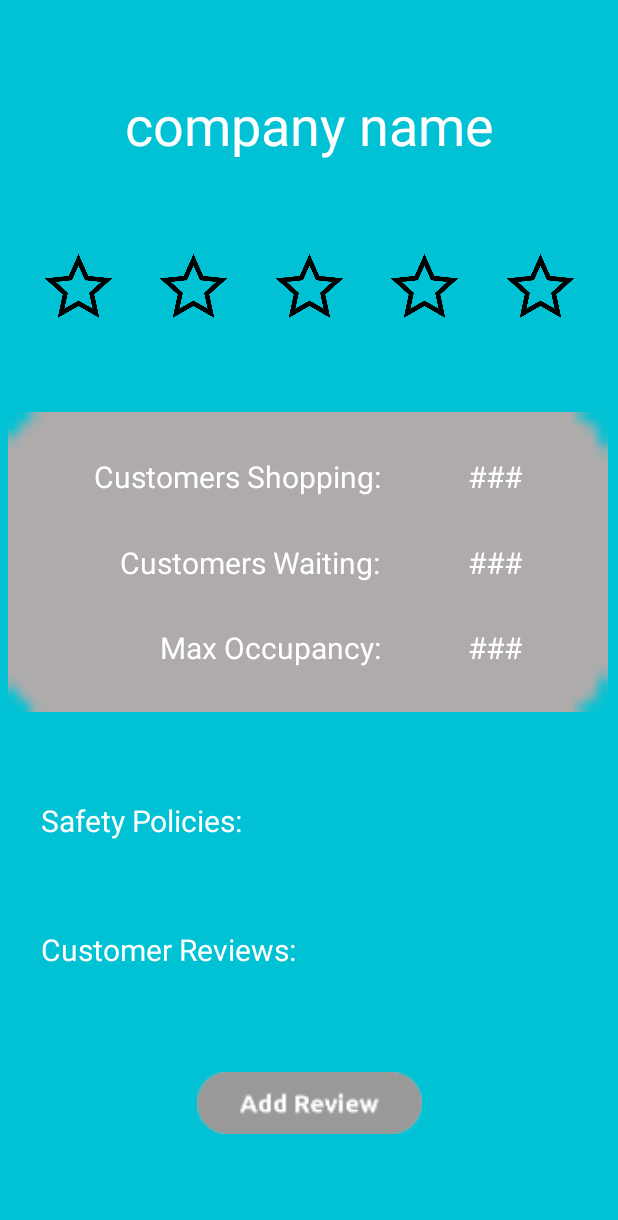
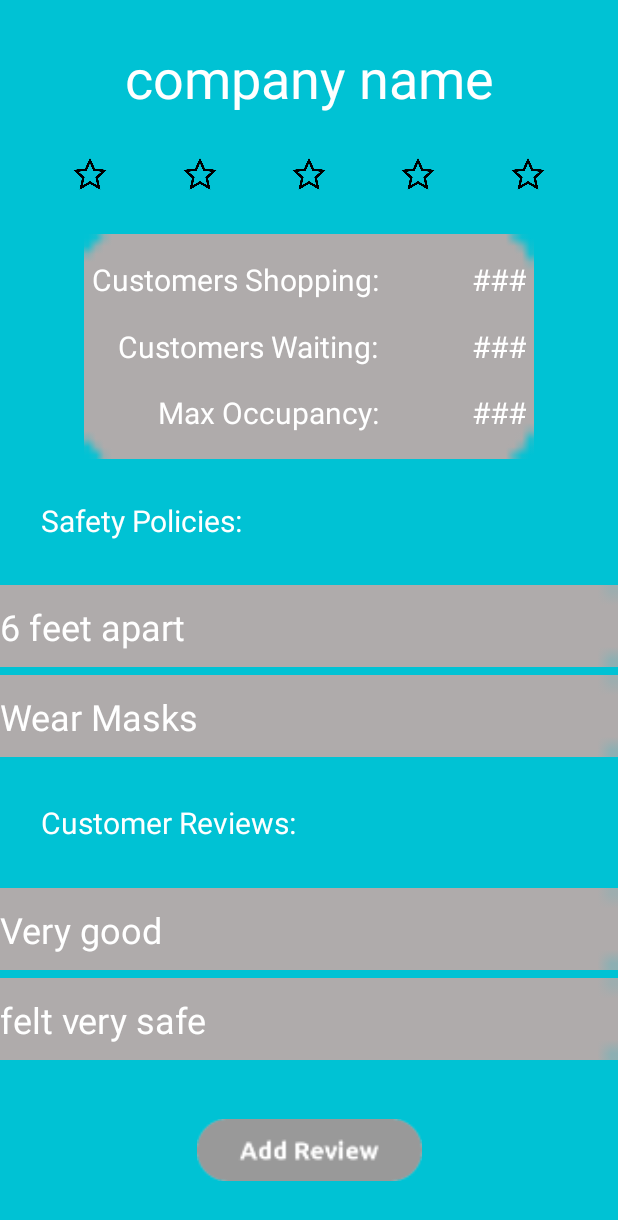
Before and after one commit to FuadYoussef/SafeShop, an Android app: the DisplayBusinessInfoActivity screen opened directly, with no data from a screen before it, on a phone screen of 412 x 824 dp. Shown: the top 1220 px of the screen. Run offline under Robolectric (Android 15) with nearby library versions, the phone set to English and light mode, and no system bars.

Commit message:
added recyclerviews into business info

```diff
--- a/app/src/main/java/tech/youssef/safeshop/AddReviewActivity.java
+++ b/app/src/main/java/tech/youssef/safeshop/AddReviewActivity.java
@@ -33,7 +33,6 @@ public class AddReviewActivity extends AppCompatActivity {
         if(extras != null) {
             companyName = extras.getString("name");
             companyNameTv.setText(companyName);
-
         }
 
     }
--- a/app/src/main/java/tech/youssef/safeshop/DisplayBusinessInfoActivity.java
+++ b/app/src/main/java/tech/youssef/safeshop/DisplayBusinessInfoActivity.java
@@ -1,14 +1,64 @@
 package tech.youssef.safeshop;
 
 import androidx.appcompat.app.AppCompatActivity;
+import androidx.recyclerview.widget.LinearLayoutManager;
+import androidx.recyclerview.widget.RecyclerView;
 
+import android.content.Intent;
 import android.os.Bundle;
+import android.view.View;
+import android.widget.TextView;
+
+import java.util.ArrayList;
 
 public class DisplayBusinessInfoActivity extends AppCompatActivity {
+    String companyName;
+    TextView companyNameTv;
+    private RecyclerView policyRecyclerView;
+    private RecyclerView.Adapter policyAdapter;
+    private RecyclerView.LayoutManager policyLayoutManager;
+
+    private RecyclerView reviewRecyclerView;
+    private RecyclerView.Adapter reviewAdapter;
+    private RecyclerView.LayoutManager reviewLayoutManager;
+
 
     @Override
     protected void onCreate(Bundle savedInstanceState) {
         super.onCreate(savedInstanceState);
         setContentView(R.layout.activity_display_business_info);
+        companyNameTv = findViewById(R.id.businessNameLabel);
+        Bundle extras = getIntent().getExtras();
+        if(extras != null) {
+            companyName = extras.getString("name");
+            companyNameTv.setText(companyName);
+        }
+        ArrayList<String> policies = new ArrayList<>();
+        policies.add("6 feet apart");
+        policies.add("Wear Masks");
+        policyRecyclerView = findViewById(R.id.policyRecycle);
+        policyLayoutManager = new LinearLayoutManager(this);
+        policyRecyclerView.setLayoutManager(policyLayoutManager);
+
+        // specify an adapter (see also next example)
+        policyAdapter = new ReviewAdapter(policies, this);
+        policyRecyclerView.setAdapter(policyAdapter);
+
+        ArrayList<String> reviews = new ArrayList<>();
+        reviews.add("Very good");
+        reviews.add("felt very safe");
+        reviewRecyclerView = findViewById(R.id.reviewRecycle);
+        reviewLayoutManager = new LinearLayoutManager(this);
+        reviewRecyclerView.setLayoutManager(reviewLayoutManager);
+        // specify an adapter (see also next example)
+        reviewAdapter = new ReviewAdapter(reviews, this);
+        reviewRecyclerView.setAdapter(reviewAdapter);
+
+    }
+
+    public void launchAddReview(View view) {
+        Intent reviewIntent = new Intent(view.getContext(), AddReviewActivity.class);
+        reviewIntent.putExtra("name", companyName);
+        view.getContext().startActivity(reviewIntent);
     }
 }
--- a/app/src/main/java/tech/youssef/safeshop/mAdapter.java
+++ b/app/src/main/java/tech/youssef/safeshop/mAdapter.java
@@ -62,7 +62,7 @@ public class mAdapter extends RecyclerView.Adapter<mAdapter.ViewHolder> {
 
         @Override
         public void onClick(View view) {
-            Intent reviewIntent = new Intent(view.getContext(), AddReviewActivity.class);
+            Intent reviewIntent = new Intent(view.getContext(), DisplayBusinessInfoActivity.class);
             reviewIntent.putExtra("name", businessName.getText());
             view.getContext().startActivity(reviewIntent);
         }
--- a/app/src/main/res/layout/activity_display_business_info.xml
+++ b/app/src/main/res/layout/activity_display_business_info.xml
@@ -21,8 +21,8 @@
 
     <ImageView
         android:id="@+id/addStar1"
-        android:layout_width="50dp"
-        android:layout_height="50dp"
+        android:layout_width="25dp"
+        android:layout_height="25dp"
         android:src="@mipmap/empty_star"
         app:layout_constraintEnd_toStartOf="@id/addStar2"
         app:layout_constraintStart_toStartOf="parent"
@@ -31,32 +31,32 @@
         />
     <ImageView
         android:id="@+id/addStar2"
-        android:layout_width="50dp"
-        android:layout_height="50dp"
+        android:layout_width="25dp"
+        android:layout_height="25dp"
         android:src="@mipmap/empty_star"
         app:layout_constraintEnd_toStartOf="@id/addStar3"
         app:layout_constraintStart_toEndOf="@id/addStar1"
         app:layout_constraintTop_toTopOf="@id/addStar1"/>
     <ImageView
         android:id="@+id/addStar3"
-        android:layout_width="50dp"
-        android:layout_height="50dp"
+        android:layout_width="25dp"
+        android:layout_height="25dp"
         android:src="@mipmap/empty_star"
         app:layout_constraintEnd_toStartOf="@id/addStar4"
         app:layout_constraintStart_toEndOf="@id/addStar2"
         app:layout_constraintTop_toTopOf="@id/addStar1"/>
     <ImageView
         android:id="@+id/addStar4"
-        android:layout_width="50dp"
-        android:layout_height="50dp"
+        android:layout_width="25dp"
+        android:layout_height="25dp"
         android:src="@mipmap/empty_star"
         app:layout_constraintEnd_toStartOf="@id/addStar5"
         app:layout_constraintStart_toEndOf="@id/addStar3"
         app:layout_constraintTop_toTopOf="@id/addStar1"/>
     <ImageView
         android:id="@+id/addStar5"
-        android:layout_width="50dp"
-        android:layout_height="50dp"
+        android:layout_width="25dp"
+        android:layout_height="25dp"
         android:src="@mipmap/empty_star"
         app:layout_constraintEnd_toEndOf="parent"
         app:layout_constraintStart_toEndOf="@id/addStar4"
@@ -64,8 +64,8 @@
 
     <ImageView
         android:id="@+id/customerDataBackground"
-        android:layout_width="400dp"
-        android:layout_height="200dp"
+        android:layout_width="match_parent"
+        android:layout_height="150dp"
         android:src="@mipmap/counter_background"
         app:layout_constraintBottom_toTopOf="@id/safetyPolicyLabel"
         app:layout_constraintHorizontal_bias="0.454"
@@ -158,12 +158,20 @@
         android:text="Safety Policies:"
         android:textColor="@android:color/white"
         android:textSize="20dp"
-        app:layout_constraintBottom_toTopOf="@id/customerReviewsLabel"
+        app:layout_constraintBottom_toTopOf="@id/policyRecycle"
         app:layout_constraintHorizontal_bias="0.098"
         app:layout_constraintLeft_toLeftOf="parent"
         app:layout_constraintRight_toRightOf="parent"
         app:layout_constraintTop_toBottomOf="@id/customerDataBackground" />
-
+    <androidx.recyclerview.widget.RecyclerView
+        android:id="@+id/policyRecycle"
+        android:scrollbars="vertical"
+        android:layout_width="match_parent"
+        app:layout_constraintBottom_toTopOf="@id/customerReviewsLabel"
+        app:layout_constraintLeft_toLeftOf="parent"
+        app:layout_constraintRight_toRightOf="parent"
+        app:layout_constraintTop_toBottomOf="@id/safetyPolicyLabel"
+        android:layout_height="120dp" />
     <TextView
         android:id="@+id/customerReviewsLabel"
         android:layout_width="wrap_content"
@@ -171,11 +179,22 @@
         android:text="Customer Reviews:"
         android:textColor="@android:color/white"
         android:textSize="20dp"
-        app:layout_constraintBottom_toTopOf="@id/addReviewButton"
+        app:layout_constraintBottom_toTopOf="@id/reviewRecycle"
         app:layout_constraintHorizontal_bias="0.112"
         app:layout_constraintLeft_toLeftOf="parent"
         app:layout_constraintRight_toRightOf="parent"
-        app:layout_constraintTop_toBottomOf="@id/safetyPolicyLabel" />
+        app:layout_constraintTop_toBottomOf="@id/policyRecycle" />
+
+    <androidx.recyclerview.widget.RecyclerView
+        android:id="@+id/reviewRecycle"
+        android:layout_width="match_parent"
+        android:layout_height="120dp"
+        android:scrollbars="vertical"
+        app:layout_constraintBottom_toTopOf="@id/addReviewButton"
+        app:layout_constraintHorizontal_bias="0.0"
+        app:layout_constraintLeft_toLeftOf="parent"
+        app:layout_constraintRight_toRightOf="parent"
+        app:layout_constraintTop_toBottomOf="@id/customerReviewsLabel" />
 
     <ImageView
         android:layout_width="150dp"
@@ -185,8 +204,8 @@
         app:layout_constraintBottom_toBottomOf="parent"
         app:layout_constraintLeft_toLeftOf="parent"
         app:layout_constraintRight_toRightOf="parent"
-        app:layout_constraintTop_toBottomOf="@id/customerReviewsLabel"
-        android:onClick="launchSignUpCustomer"
+        app:layout_constraintTop_toBottomOf="@id/reviewRecycle"
+        android:onClick="launchAddReview"
         />
 
 </androidx.constraintlayout.widget.ConstraintLayout>
```
Also changed, not shown: app/src/main/java/tech/youssef/safeshop/ShowReviewActivity.java (+10 -1 lines), app/src/main/res/layout/activity_show_review.xml (+28 -0 lines).
